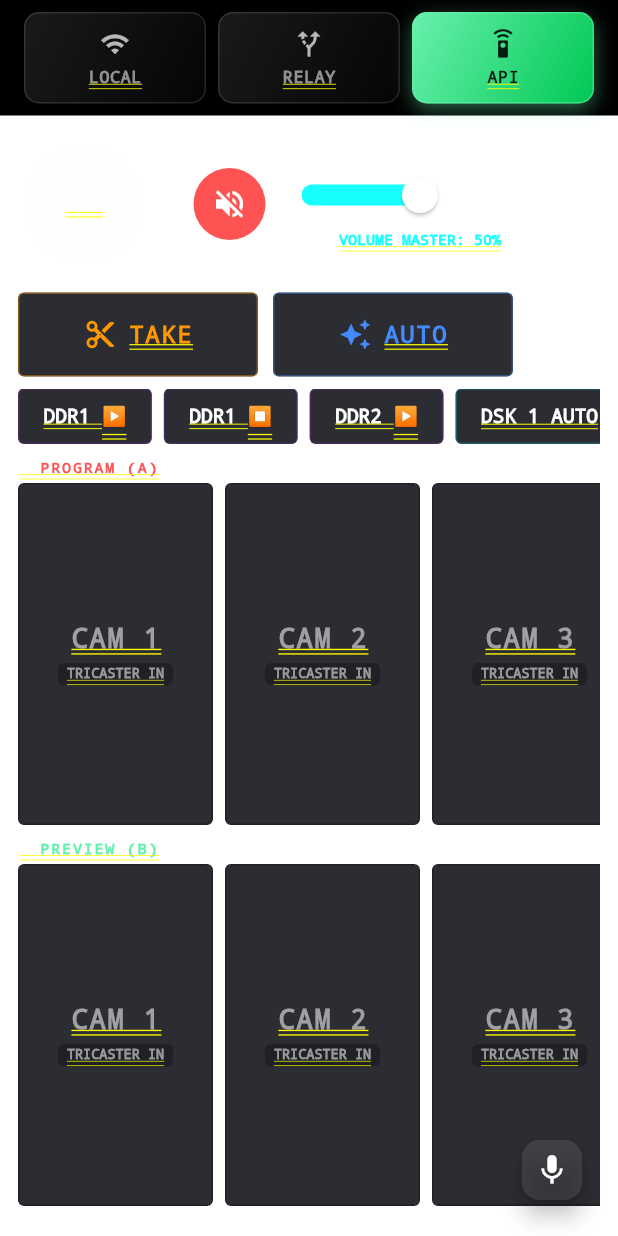
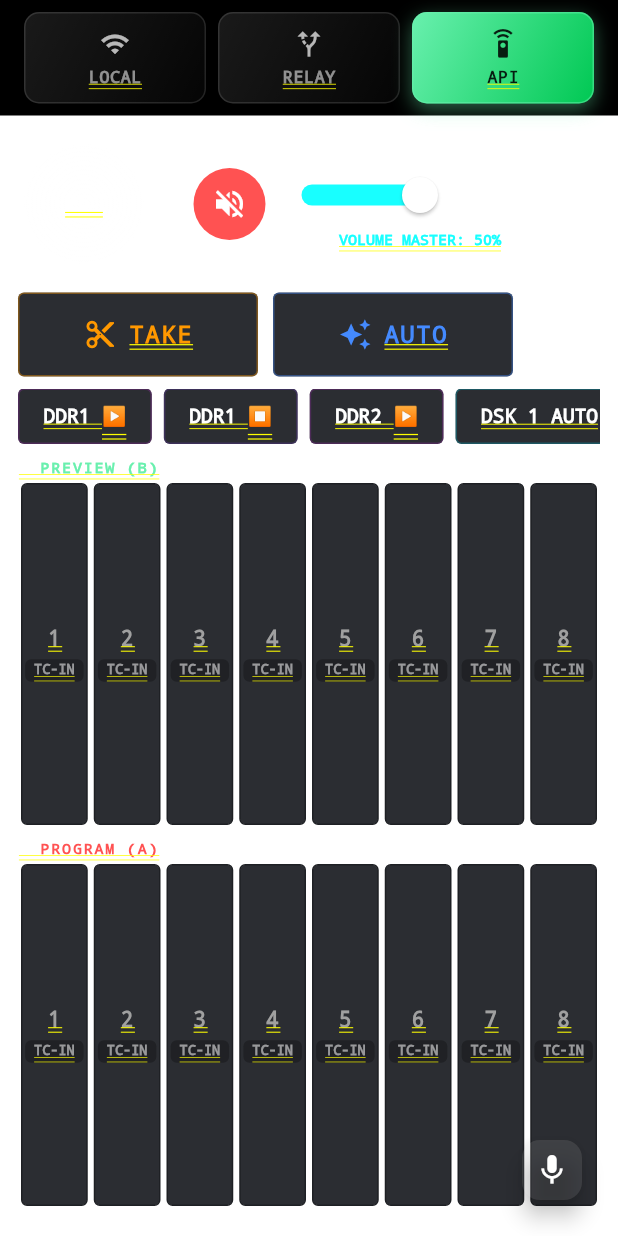
Before and after one commit to djenadimohamedamine-code/MIMO_IOS, a Flutter app: the SwitcherScreen screen opened directly with empty values, after a tap on "API", after a tap on the "volume up" icon, on a phone screen of 412 x 824 dp. Run offline on Flutter 3.47's test engine with Material 3 defaults, Android fonts, the light colour scheme and no system bars; our stand-ins replace cloud_firestore, firebase_core, google_fonts, permission_handler, shared_preferences, speech_to_text and 1 more; accounts and stored records are empty; network calls fail.

Commit message:
ui: optimisation grille 8 boutons et ajout temoins lumineux tally

```diff
--- a/lib/main.dart
+++ b/lib/main.dart
@@ -3,6 +3,7 @@ import 'package:flutter/material.dart';
 import 'package:flutter/services.dart';
 import 'dart:ui';
 import 'dart:async';
+import 'dart:convert';
 import 'package:google_fonts/google_fonts.dart';
 import 'package:permission_handler/permission_handler.dart';
 import 'package:webview_flutter/webview_flutter.dart';
@@ -1310,6 +1311,8 @@ class _SwitcherScreenState extends State<SwitcherScreen> {
   bool _speechEnabled = false;
   bool _isListening = false;
   String _lastWords = '';
+  bool _isTakeActive = false;
+  bool _isAutoActive = false;
 
   @override
   void initState() {
@@ -1352,17 +1355,30 @@ class _SwitcherScreenState extends State<SwitcherScreen> {
     if (!_isListening) return; // ­ƒøí´©Å S├®curit├®: ignorer si micro d├®sactiv├®
     print("Voice Command: $rawCommand");
     // Switcher Commands
-    for (int i = 1; i <= 8; i++) {
-       if (rawCommand.contains("cam├®ra $i") || rawCommand.contains("camera $i") || rawCommand.contains("num├®ro $i") || rawCommand.contains("number $i")) {
-         if (widget.sources.length >= i) _cut(i - 1);
-       }
+    // Commands are processed below
+    // Action Commands
+    if (rawCommand.contains("take") || rawCommand.contains("passe") || rawCommand.contains("coupe")) {
+      _take();
     }
-    // Action Commands
+    if (rawCommand.contains("auto") || rawCommand.contains("transition") || rawCommand.contains("fondu")) {
+      _auto();
+    }
     if (rawCommand.contains("record") || rawCommand.contains("enregistre") || rawCommand.contains("direct")) {
       _toggleTricasterRecord();
     }
     if (rawCommand.contains("mute") || rawCommand.contains("coupe le son") || rawCommand.contains("silence")) {
       _toggleMute();
+    }
+
+    // Camera Commands (Program vs Preview)
+    for (int i = 1; i <= 8; i++) {
+       if (rawCommand.contains("caméra $i") || rawCommand.contains("camera $i") || rawCommand.contains("numéro $i") || rawCommand.contains("number $i")) {
+         if (rawCommand.contains("preview") || rawCommand.contains("préparation") || rawCommand.contains("attente")) {
+           _preview(i - 1);
+         } else {
+           _cut(i - 1);
+         }
+       }
     }
   }
 
@@ -1382,12 +1398,15 @@ class _SwitcherScreenState extends State<SwitcherScreen> {
         final Uri uri = Uri.parse(url);
         final req = await client.getUrl(uri).timeout(const Duration(milliseconds: 1500));
         final resp = await req.close();
+        final body = await resp.transform(utf8.decoder).join();
         if (resp.statusCode == 200) {
           success = true;
-          _diagLog('­ƒôí API OK ($port): $params');
+          _diagLog('­ƒôí API OK ($port): $params -> $body');
+        } else {
+          _diagLog('ÔØî API Error ($port): ${resp.statusCode} -> $body');
         }
       } catch (e) {
-        _diagLog('ÔÜá´©Å Port $port fail: $params');
+        _diagLog('ÔÜá´©Å Port $port fail: $params ($e)');
       } finally {
         client.close();
       }
@@ -1492,12 +1511,16 @@ class _SwitcherScreenState extends State<SwitcherScreen> {
   }
 
   Future<void> _take() async {
+    setState(() => _isTakeActive = true);
+    Timer(const Duration(milliseconds: 300), () => setState(() => _isTakeActive = false));
     if (_mode == SwitcherMode.api) {
         await _tricasterCall('main_background_take&value=0');
     }
   }
 
   Future<void> _auto() async {
+    setState(() => _isAutoActive = true);
+    Timer(const Duration(milliseconds: 300), () => setState(() => _isAutoActive = false));
     if (_mode == SwitcherMode.api) {
         await _tricasterCall('main_background_auto&value=0');
     }
@@ -1732,25 +1755,27 @@ class _SwitcherScreenState extends State<SwitcherScreen> {
                         children: [
                           const Padding(
                             padding: EdgeInsets.only(bottom: 4),
-                            child: Text('  PROGRAM (A)', style: TextStyle(color: Colors.redAccent, fontSize: 10, fontWeight: FontWeight.bold, letterSpacing: 1.2)),
+                            child: Text('  PREVIEW (B)', style: TextStyle(color: Colors.greenAccent, fontSize: 10, fontWeight: FontWeight.bold, letterSpacing: 1.2)),
                           ),
                           Expanded(
-                            child: ListView.builder(
-                              scrollDirection: Axis.horizontal,
-                              itemCount: (_mode == SwitcherMode.api) ? 8 : widget.sources.length,
-                              itemBuilder: (ctx, i) => _buildCamButton(i, true),
+                            child: Row(
+                              children: List.generate(
+                                (_mode == SwitcherMode.api) ? 8 : widget.sources.length,
+                                (i) => Expanded(child: _buildCamButton(i, false)),
+                              ),
                             ),
                           ),
                           const SizedBox(height: 10),
                           const Padding(
                             padding: EdgeInsets.only(bottom: 4),
-                            child: Text('  PREVIEW (B)', style: TextStyle(color: Colors.greenAccent, fontSize: 10, fontWeight: FontWeight.bold, letterSpacing: 1.2)),
+                            child: Text('  PROGRAM (A)', style: TextStyle(color: Colors.redAccent, fontSize: 10, fontWeight: FontWeight.bold, letterSpacing: 1.2)),
                           ),
                           Expanded(
-                            child: ListView.builder(
-                              scrollDirection: Axis.horizontal,
-                              itemCount: (_mode == SwitcherMode.api) ? 8 : widget.sources.length,
-                              itemBuilder: (ctx, i) => _buildCamButton(i, false),
+                            child: Row(
+                              children: List.generate(
+                                (_mode == SwitcherMode.api) ? 8 : widget.sources.length,
+                                (i) => Expanded(child: _buildCamButton(i, true)),
+                              ),
                             ),
                           ),
                         ],
@@ -1815,22 +1840,24 @@ class _SwitcherScreenState extends State<SwitcherScreen> {
     );
   }
 
-  Widget _buildActionButton({required String label, required IconData icon, required Color color, required VoidCallback onTap}) {
+  Widget _buildActionButton({required String label, required IconData icon, required Color color, required VoidCallback onTap, bool isActive = false}) {
     return GestureDetector(
       onTap: onTap,
-      child: Container(
+      child: AnimatedContainer(
+        duration: const Duration(milliseconds: 100),
         padding: const EdgeInsets.symmetric(vertical: 16),
         decoration: BoxDecoration(
-          color: const Color(0xFF2B2D32),
+          color: isActive ? color : const Color(0xFF2B2D32),
           borderRadius: BorderRadius.circular(4),
-          border: Border.all(color: color.withOpacity(0.4), width: 1),
+          border: Border.all(color: isActive ? Colors.white : color.withOpacity(0.4), width: isActive ? 2 : 1),
+          boxShadow: isActive ? [BoxShadow(color: color.withOpacity(0.6), blurRadius: 15, spreadRadius: 2)] : [],
         ),
         child: Row(
           mainAxisAlignment: MainAxisAlignment.center,
           children: [
-            Icon(icon, color: color, size: 22),
+            Icon(icon, color: isActive ? Colors.black : color, size: 22),
             const SizedBox(width: 8),
-            Text(label, style: TextStyle(color: color, fontWeight: FontWeight.bold, letterSpacing: 1.0, fontSize: 16)),
+            Text(label, style: TextStyle(color: isActive ? Colors.black : color, fontWeight: FontWeight.bold, letterSpacing: 1.0, fontSize: 16)),
           ],
         ),
       ),
@@ -1865,8 +1892,7 @@ class _SwitcherScreenState extends State<SwitcherScreen> {
       },
       child: AnimatedContainer(
         duration: const Duration(milliseconds: 150),
-        width: 130, // Largeur fixe pour Scroll Horizontal
-        margin: const EdgeInsets.only(right: 8),
+        margin: const EdgeInsets.symmetric(horizontal: 2),
         curve: Curves.easeOut,
         decoration: BoxDecoration(
           color: isSelected ? color : const Color(0xFF2B2D32),
@@ -1879,13 +1905,13 @@ class _SwitcherScreenState extends State<SwitcherScreen> {
         child: Column(
           mainAxisAlignment: MainAxisAlignment.center,
           children: [
-            Text('CAM ${i + 1}',
+            Text('${i + 1}',
                 style: TextStyle(
                   color: isSelected ? Colors.white : const Color(0xFFA0A0A0),
-                  fontSize: isSelected ? 22 : 18,
+                  fontSize: isSelected ? 18 : 14,
                   fontWeight: FontWeight.w900,
                   fontFamily: 'Courier',
-                  letterSpacing: 1.2,
+                  letterSpacing: 1.0,
                   shadows: isSelected ? [const Shadow(color: Colors.black87, blurRadius: 4, offset: Offset(0, 2))] : null,
                 )),
             const SizedBox(height: 6),
@@ -1897,7 +1923,7 @@ class _SwitcherScreenState extends State<SwitcherScreen> {
               ),
               child: Text(
                 (_mode == SwitcherMode.api)
-                   ? 'TRICASTER IN'
+                   ? 'TC-IN'
                    : widget.sources[i].split(' ').last,
                 overflow: TextOverflow.ellipsis,
                 style: TextStyle(
```
